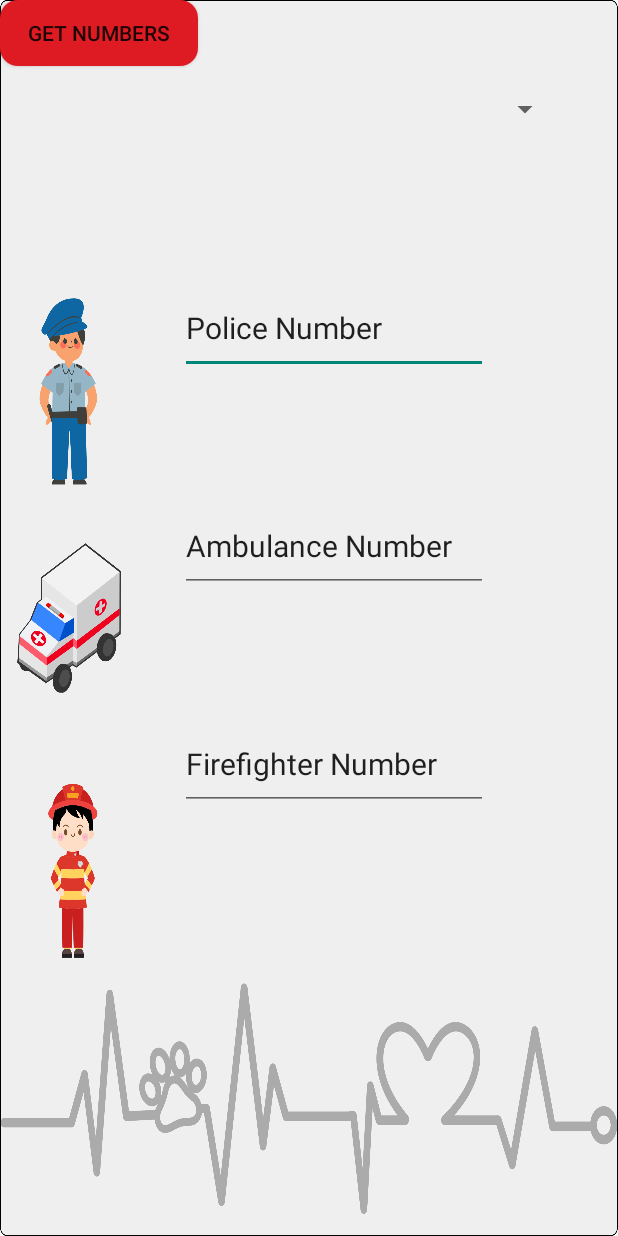
After one commit to harunandes21/PawRescue, an Android app: the layout activity_emergency.xml on its own in the app's theme, with its tools: preview values and no code run, on a phone screen of 412 x 824 dp. The commit adds this screen. Run offline under Robolectric (Android 15) with nearby library versions, the phone set to English and light mode, and no system bars.

Commit message:
Emergency xml

```diff
--- /dev/null
+++ b/app/src/main/res/layout/activity_emergency.xml
@@ -0,0 +1,68 @@
+<?xml version="1.0" encoding="utf-8"?>
+<androidx.constraintlayout.widget.ConstraintLayout xmlns:android="http://schemas.android.com/apk/res/android"
+    xmlns:app="http://schemas.android.com/apk/res-auto"
+    xmlns:tools="http://schemas.android.com/tools"
+    android:layout_width="match_parent"
+    android:layout_height="match_parent"
+    android:background="@drawable/emergency_background">
+
+    <!-- Spinner at the top -->
+    <Spinner
+        android:id="@+id/spinner"
+        android:layout_width="336dp"
+        android:layout_height="46dp"
+        android:layout_margin="50dp"
+        android:layout_marginTop="16dp"
+        app:layout_constraintEnd_toEndOf="parent"
+        app:layout_constraintStart_toStartOf="parent"
+        app:layout_constraintTop_toTopOf="parent" />
+
+
+    <EditText
+        android:id="@+id/editText1"
+        android:layout_width="205dp"
+        android:layout_height="61dp"
+        android:layout_marginTop="92dp"
+        android:text="Police Number"
+        android:textSize="20sp"
+        app:layout_constraintEnd_toEndOf="parent"
+        app:layout_constraintHorizontal_bias="0.582"
+        app:layout_constraintStart_toStartOf="parent"
+        app:layout_constraintTop_toBottomOf="@id/spinner" />
+
+    <EditText
+        android:id="@+id/editText2"
+        android:layout_width="205dp"
+        android:layout_height="61dp"
+        android:layout_marginTop="84dp"
+        android:text="Ambulance Number"
+        android:textSize="20sp"
+        app:layout_constraintEnd_toEndOf="parent"
+        app:layout_constraintHorizontal_bias="0.582"
+        app:layout_constraintStart_toStartOf="parent"
+        app:layout_constraintTop_toBottomOf="@id/editText1" />
+
+    <EditText
+        android:id="@+id/editText3"
+        android:layout_width="205dp"
+        android:layout_height="61dp"
+
+        android:layout_marginTop="84dp"
+        android:text="Firefighter Number"
+        android:textSize="20sp"
+        app:layout_constraintEnd_toEndOf="parent"
+        app:layout_constraintHorizontal_bias="0.582"
+        app:layout_constraintStart_toStartOf="parent"
+        app:layout_constraintTop_toBottomOf="@id/editText2" />
+
+    <Button
+        android:id="@+id/button"
+        android:layout_width="132dp"
+        android:layout_height="44dp"
+        android:text="Get Numbers"
+        android:background="@drawable/rounded_button_background"
+        tools:ignore="MissingConstraints"
+        tools:layout_editor_absoluteX="233dp"
+        tools:layout_editor_absoluteY="560dp" />
+
+</androidx.constraintlayout.widget.ConstraintLayout>
```
Also changed, not shown: app/src/main/res/values/strings.xml (+26 -11 lines), app/src/main/res/drawable/emergency_background.png (added).
